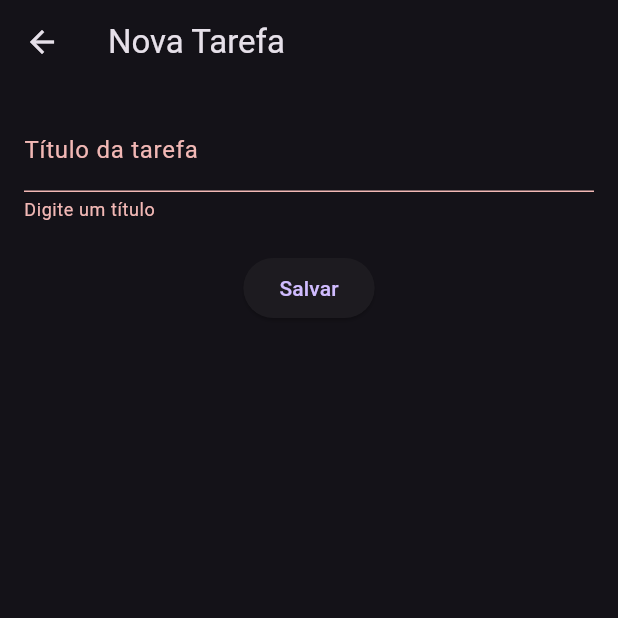
After one commit to luizcovre/appToDoFlutter, a Flutter app: the AddTaskPage screen opened directly, after a tap on "Salvar", on a phone screen of 412 x 824 dp, the top half of it. The commit adds this screen. Run offline on Flutter 3.47's test engine with Material 3 defaults, Android fonts, the phone set to English and light mode, and no system bars.

Commit message:
Ajustes para add tarefa

```diff
--- /dev/null
+++ b/lib/modules/tasks/presentation/pages/add_task_page.dart
@@ -0,0 +1,52 @@
+import 'package:flutter/material.dart';
+
+class AddTaskPage extends StatefulWidget {
+  const AddTaskPage({Key? key}) : super(key: key);
+
+  @override
+  State<AddTaskPage> createState() => _AddTaskPageState();
+}
+
+class _AddTaskPageState extends State<AddTaskPage> {
+  final _formKey = GlobalKey<FormState>();
+  final _titleController = TextEditingController();
+
+  void _saveTask() {
+    if (_formKey.currentState!.validate()) {
+      final title = _titleController.text.trim();
+
+      // Aqui você pode chamar seu UseCase ou Controller para salvar
+      print("Salvar tarefa: $title");
+
+      Navigator.pop(context); // Volta para a tela anterior
+    }
+  }
+
+  @override
+  Widget build(BuildContext context) {
+    return Scaffold(
+      appBar: AppBar(title: const Text('Nova Tarefa')),
+      body: Padding(
+        padding: const EdgeInsets.all(16.0),
+        child: Form(
+          key: _formKey,
+          child: Column(
+            children: [
+              TextFormField(
+                controller: _titleController,
+                decoration: const InputDecoration(labelText: 'Título da tarefa'),
+                validator: (value) =>
+                    value == null || value.isEmpty ? 'Digite um título' : null,
+              ),
+              const SizedBox(height: 20),
+              ElevatedButton(
+                onPressed: _saveTask,
+                child: const Text('Salvar'),
+              ),
+            ],
+          ),
+        ),
+      ),
+    );
+  }
+}
```
Also changed, not shown: lib/modules/tasks/presentation/pages/task_list_page.dart (line endings or trailing spaces).
